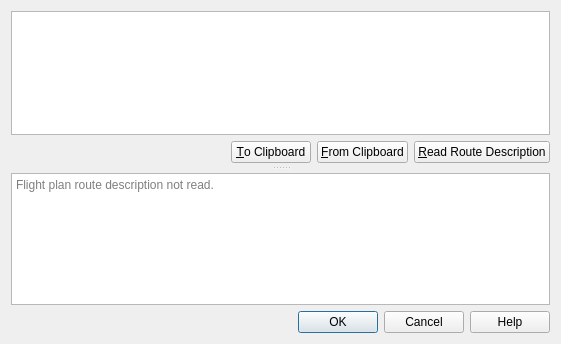
Old version of the form src/route/routestringdialog.ui in the repository albar965/littlenavmap.
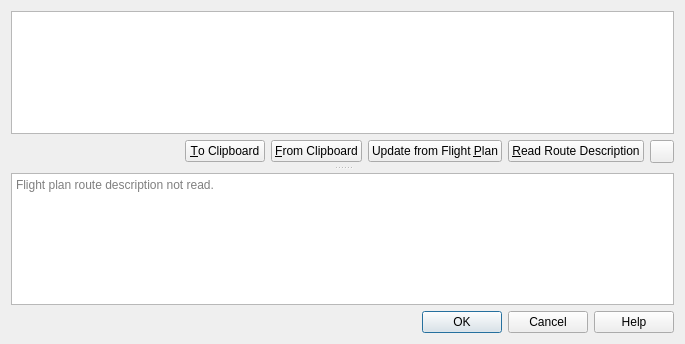
New version of the form. Icons and pictures are not drawn.

Commit message:
Added support for reading and printing SID and STAR to route string. Added option to customize route string (DCT on/off and others). Simulator aircraft info window update problems fixed. Fixed unknown waypoint problem in procedures.
Fixed invalid course value for distance search.
Fixed bug where duplicate waypoints between route and procedures were not deleted.

```diff
--- a/src/route/routestringdialog.ui
+++ b/src/route/routestringdialog.ui
@@ -6,7 +6,7 @@
    <rect>
     <x>0</x>
     <y>0</y>
-    <width>561</width>
+    <width>685</width>
     <height>344</height>
    </rect>
   </property>
@@ -82,7 +82,7 @@
            </property>
           </widget>
          </item>
-         <item alignment="Qt::AlignRight">
+         <item>
           <widget class="QPushButton" name="pushButtonRouteStringFromClipboard">
            <property name="sizePolicy">
             <sizepolicy hsizetype="Fixed" vsizetype="Fixed">
@@ -98,7 +98,20 @@
            </property>
           </widget>
          </item>
-         <item alignment="Qt::AlignRight">
+         <item>
+          <widget class="QPushButton" name="pushButtonRouteStringUpdate">
+           <property name="toolTip">
+            <string>Update the string from the current flight plan after option changes.</string>
+           </property>
+           <property name="statusTip">
+            <string>Update the string from the current flight plan after option changes.</string>
+           </property>
+           <property name="text">
+            <string>Update from Flight &amp;Plan</string>
+           </property>
+          </widget>
+         </item>
+         <item>
           <widget class="QPushButton" name="pushButtonRouteStringRead">
            <property name="sizePolicy">
             <sizepolicy hsizetype="Fixed" vsizetype="Fixed">
@@ -114,6 +127,29 @@
            </property>
           </widget>
          </item>
+         <item>
+          <widget class="QToolButton" name="toolButtonRouteStringOptions">
+           <property name="toolTip">
+            <string>Options for generated route string</string>
+           </property>
+           <property name="statusTip">
+            <string>Options for generated route string</string>
+           </property>
+           <property name="text">
+            <string/>
+           </property>
+           <property name="icon">
+            <iconset resource="../../littlenavmap.qrc">
+             <normaloff>:/littlenavmap/resources/icons/menubutton.svg</normaloff>:/littlenavmap/resources/icons/menubutton.svg</iconset>
+           </property>
+           <property name="popupMode">
+            <enum>QToolButton::InstantPopup</enum>
+           </property>
+           <property name="toolButtonStyle">
+            <enum>Qt::ToolButtonTextBesideIcon</enum>
+           </property>
+          </widget>
+         </item>
         </layout>
        </item>
       </layout>
```
Left out of the diff: 10 changed lines with no effect on the pictures. The commit also changes 15 other files.
